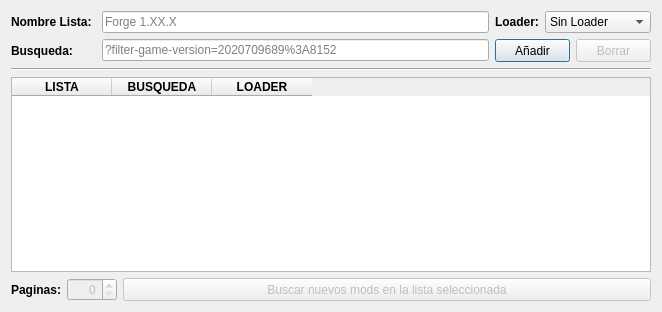
This is pyqt_windows/lists_dialog.ui in MelonRodante/ModList as Qt 5 draws it before an edit. The edited form follows.
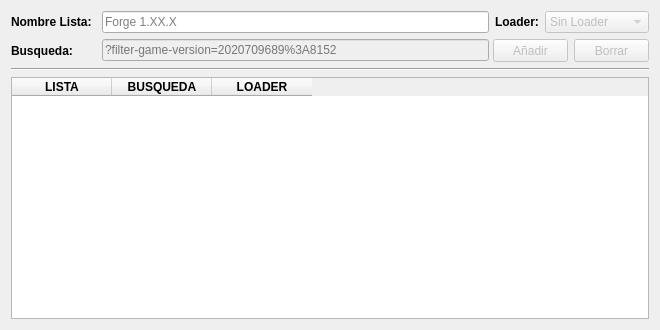
This is the edited form.

Patch:
```diff
--- a/pyqt_windows/lists_dialog.ui
+++ b/pyqt_windows/lists_dialog.ui
@@ -1,7 +1,7 @@
 <?xml version="1.0" encoding="UTF-8"?>
 <ui version="4.0">
- <class>AdminLists</class>
- <widget class="QDialog" name="AdminLists">
+ <class>AdminListDialog</class>
+ <widget class="QDialog" name="AdminListDialog">
   <property name="windowModality">
    <enum>Qt::ApplicationModal</enum>
   </property>
@@ -10,23 +10,23 @@
     <x>0</x>
     <y>0</y>
     <width>660</width>
-    <height>312</height>
+    <height>330</height>
    </rect>
   </property>
   <property name="minimumSize">
    <size>
-    <width>0</width>
-    <height>0</height>
+    <width>660</width>
+    <height>330</height>
    </size>
   </property>
   <property name="maximumSize">
    <size>
-    <width>16777215</width>
+    <width>660</width>
     <height>16777215</height>
    </size>
   </property>
   <property name="windowTitle">
-   <string>Reemplazar rutas</string>
+   <string>Administrar Listas</string>
   </property>
   <property name="modal">
    <bool>true</bool>
@@ -96,6 +96,9 @@
      </item>
      <item>
       <widget class="QComboBox" name="cmbLoader">
+       <property name="enabled">
+        <bool>false</bool>
+       </property>
        <property name="sizePolicy">
         <sizepolicy hsizetype="Expanding" vsizetype="Fixed">
          <horstretch>0</horstretch>
@@ -159,6 +162,9 @@
      </item>
      <item>
       <widget class="QLineEdit" name="editSearch">
+       <property name="enabled">
+        <bool>false</bool>
+       </property>
        <property name="minimumSize">
         <size>
          <width>387</width>
@@ -178,6 +184,9 @@
      </item>
      <item>
       <widget class="QPushButton" name="btnAddSave">
+       <property name="enabled">
+        <bool>false</bool>
+       </property>
        <property name="minimumSize">
         <size>
          <width>75</width>
@@ -272,85 +281,6 @@
      </column>
     </widget>
    </item>
-   <item>
-    <layout class="QHBoxLayout" name="horizontalLayout_3">
-     <property name="topMargin">
-      <number>0</number>
-     </property>
-     <item>
-      <widget class="QLabel" name="lblPages">
-       <property name="minimumSize">
-        <size>
-         <width>50</width>
-         <height>0</height>
-        </size>
-       </property>
-       <property name="maximumSize">
-        <size>
-         <width>50</width>
-         <height>16777215</height>
-        </size>
-       </property>
-       <property name="font">
-        <font>
-         <weight>75</weight>
-         <bold>true</bold>
-        </font>
-       </property>
-       <property name="text">
-        <string>Paginas:</string>
-       </property>
-      </widget>
-     </item>
-     <item>
-      <widget class="QSpinBox" name="spinPages">
-       <property name="enabled">
-        <bool>false</bool>
-       </property>
-       <property name="minimumSize">
-        <size>
-         <width>50</width>
-         <height>0</height>
-        </size>
-       </property>
-       <property name="maximumSize">
-        <size>
-         <width>50</width>
-         <height>16777215</height>
-        </size>
-       </property>
-       <property name="layoutDirection">
-        <enum>Qt::LeftToRight</enum>
-       </property>
-       <property name="alignment">
-        <set>Qt::AlignRight|Qt::AlignTrailing|Qt::AlignVCenter</set>
-       </property>
-      </widget>
-     </item>
-     <item>
-      <widget class="QPushButton" name="btnSearchNewMods">
-       <property name="enabled">
-        <bool>false</bool>
-       </property>
-       <property name="minimumSize">
-        <size>
-         <width>0</width>
-         <height>23</height>
-        </size>
-       </property>
-       <property name="maximumSize">
-        <size>
-         <width>16777215</width>
-         <height>23</height>
-        </size>
-       </property>
-       <property name="text">
-        <string>Buscar nuevos mods en la lista seleccionada</string>
-       </property>
-      </widget>
-     </item>
-    </layout>
-   </item>
   </layout>
  </widget>
  <resources/>
```
